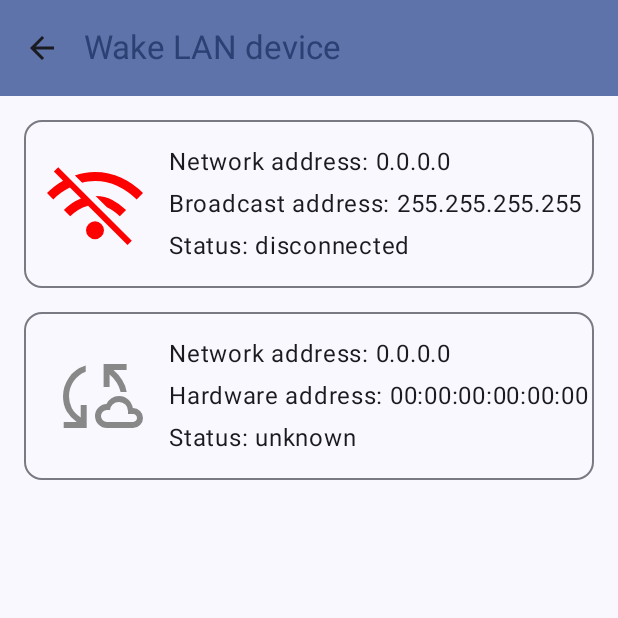
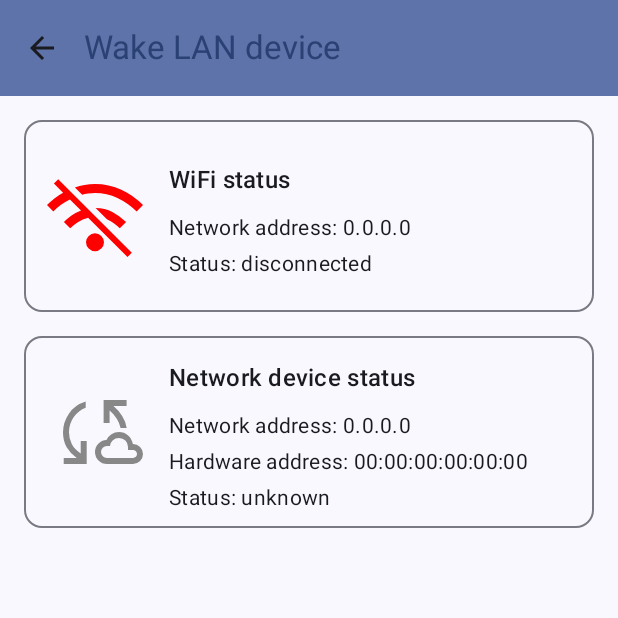
Before and after one commit to onyxnvw/android-wakeonlan, an Android app built with Jetpack Compose: the StartScreen screen opened through its navigation route, on a phone screen of 412 x 824 dp, the top half of it. Run offline under Robolectric (Android 15) with nearby library versions, the phone set to English and light mode, and no system bars; 2 statements that could not run were skipped.

Commit message:
Update UI layout
Update UI layout.
Code clean up.
Adjust background worker setup.

```diff
--- a/app/src/main/java/de/onyxnvw/wakeonlan/MainActivity.kt
+++ b/app/src/main/java/de/onyxnvw/wakeonlan/MainActivity.kt
@@ -78,11 +78,11 @@ class MainActivity : ComponentActivity() {
             packageName,
             PackageManager.PackageInfoFlags.of(0)
         )
-        val lifecycleObserver = AppLifecycleObserver(
-            onForeground = { appViewModel.updateActivityState(true) },
-            onBackground = { appViewModel.updateActivityState(false) }
-        )
-        lifecycle.addObserver(lifecycleObserver)
+//        val lifecycleObserver = AppLifecycleObserver(
+//            onForeground = { appViewModel.updateActivityState(true) },
+//            onBackground = { appViewModel.updateActivityState(false) }
+//        )
+//        lifecycle.addObserver(lifecycleObserver)
 
         setContent {
             WakeOnLanTheme {
@@ -97,6 +97,17 @@ class MainActivity : ComponentActivity() {
                 }
             }
         }
+    }
+
+    override fun onResume() {
+        super.onResume()
+        appViewModel.checkNetworkDeviceConnectivity()
+        appViewModel.updateActivityState(true)
+    }
+
+    override fun onPause() {
+        super.onPause()
+        appViewModel.updateActivityState(false)
     }
 }
 
--- a/app/src/main/java/de/onyxnvw/wakeonlan/ui/StartScreen.kt
+++ b/app/src/main/java/de/onyxnvw/wakeonlan/ui/StartScreen.kt
@@ -35,7 +35,7 @@ fun StartScreen(
                 .fillMaxSize()
             //.padding(innerPadding)
         ) {
-            WifiStatusCard(wifiUiState)
+            WifiStatusCard(wifiUiState, refresh)
             StorageStatusCard(networkDeviceUiState, refresh)
         }
         if (networkDeviceUiState.connectionState == ConnectionState.PENDING) {
--- a/app/src/main/java/de/onyxnvw/wakeonlan/ui/components/StatusCard.kt
+++ b/app/src/main/java/de/onyxnvw/wakeonlan/ui/components/StatusCard.kt
@@ -1,5 +1,6 @@
 package de.onyxnvw.wakeonlan.ui.components
 
+import androidx.compose.foundation.border
 import androidx.compose.foundation.clickable
 import androidx.compose.foundation.layout.Arrangement
 import androidx.compose.foundation.layout.Column
@@ -10,6 +11,7 @@ import androidx.compose.foundation.layout.height
 import androidx.compose.foundation.layout.padding
 import androidx.compose.foundation.layout.requiredSize
 import androidx.compose.material3.Icon
+import androidx.compose.material3.MaterialTheme
 import androidx.compose.material3.OutlinedCard
 import androidx.compose.material3.Text
 import androidx.compose.runtime.Composable
@@ -17,6 +19,7 @@ import androidx.compose.ui.Modifier
 import androidx.compose.ui.graphics.Color
 import androidx.compose.ui.graphics.painter.Painter
 import androidx.compose.ui.res.painterResource
+import androidx.compose.ui.res.stringResource
 import androidx.compose.ui.tooling.preview.Preview
 import androidx.compose.ui.unit.dp
 import de.onyxnvw.wakeonlan.R
@@ -25,6 +28,7 @@ import de.onyxnvw.wakeonlan.R
 fun StatusCard(
     icon: Painter,
     iconColor: Color,
+    headline: String,
     info: List<String>,
     onClick: () -> Unit,
     modifier: Modifier = Modifier
@@ -37,7 +41,7 @@ fun StatusCard(
         )
     ) {
         Row(
-            modifier = modifier
+            modifier = Modifier.fillMaxHeight()
         ) {
             Column(
                 verticalArrangement = Arrangement.Center,
@@ -60,8 +64,19 @@ fun StatusCard(
                     .weight(0.75f)
                     .fillMaxHeight()
             ) {
+                Text(
+                    headline,
+                    style = MaterialTheme.typography.titleMedium,
+                    modifier = Modifier
+                        .padding(horizontal = 2.dp, vertical = 8.dp)
+                )
                 info.forEach {
-                    Text(it, modifier = Modifier.padding(2.dp))
+                    Text(
+                        it,
+                        style = MaterialTheme.typography.bodyMedium,
+                        modifier = Modifier
+                            .padding(2.dp)
+                    )
                 }
             }
         }
@@ -73,13 +88,19 @@ fun StatusCard(
 fun StatusCardPreview() {
     val icon: Painter = painterResource(R.drawable.wifi_off_48px)
     val iconColor: Color = Color.Red
-    val info = listOf("verbunden", "IP: 192.168.2.114", "Helium")
+    val headline: String = "WiFi status"
+    val info = listOf(
+        stringResource(R.string.connection_ip_address, "192.168.1.1"),
+        //stringResource(R.string.connection_broadcast_address, "192.168.1.255"),
+        stringResource(R.string.connection_status, "connected")
+    )
     val modifier: Modifier = Modifier
         .fillMaxWidth()
-        .height(112.dp)
+        .height(144.dp)
     StatusCard(
         icon,
         iconColor,
+        headline,
         info,
         onClick = {},
         modifier = modifier
--- a/app/src/main/java/de/onyxnvw/wakeonlan/ui/components/StorageStatusCard.kt
+++ b/app/src/main/java/de/onyxnvw/wakeonlan/ui/components/StorageStatusCard.kt
@@ -18,6 +18,7 @@ import de.onyxnvw.wakeonlan.data.NetworkDeviceUiState
 fun StorageStatusCard(netDeviceUiState: NetworkDeviceUiState, refresh: () -> Unit) {
     val painter: Painter
     val color: Color
+    val headline: String = stringResource(R.string.connection_network_device_headline)
     val info: List<String> = listOf(
         stringResource(R.string.connection_ip_address, netDeviceUiState.address),
         stringResource(R.string.connection_mac_address, netDeviceUiState.macAddress),
@@ -47,11 +48,12 @@ fun StorageStatusCard(netDeviceUiState: NetworkDeviceUiState, refresh: () -> Uni
     }
     val modifier: Modifier = Modifier
         .fillMaxWidth()
-        .height(128.dp)
+        .height(144.dp)
 
     StatusCard(
         painter,
         color,
+        headline,
         info,
         onClick = { refresh() },
         modifier = modifier
--- a/app/src/main/java/de/onyxnvw/wakeonlan/ui/components/WifiStatusCard.kt
+++ b/app/src/main/java/de/onyxnvw/wakeonlan/ui/components/WifiStatusCard.kt
@@ -17,28 +17,28 @@ import de.onyxnvw.wakeonlan.data.ConnectionState
 import de.onyxnvw.wakeonlan.data.WifiUiState
 
 @Composable
-fun WifiStatusCard(wifiUiState: WifiUiState) {
+fun WifiStatusCard(wifiUiState: WifiUiState, refresh: () -> Unit) {
     val painter: Painter = if (wifiUiState.connectionState != ConnectionState.DISCONNECTED) {
         painterResource(id = R.drawable.wifi_48px)
     } else {
         painterResource(id = R.drawable.wifi_off_48px)
     }
     val color: Color = colorResource(id = wifiUiState.connectionState.color)
+    val headline: String = stringResource(R.string.connection_wifi_headline)
     val info: List<String> = listOf(
         stringResource(R.string.connection_ip_address, wifiUiState.address),
-        stringResource(R.string.connection_broadcast_address, wifiUiState.broadcastAddress),
         stringResource(R.string.connection_status, stringResource(id = wifiUiState.connectionState.desc))
     )
 
     val modifier: Modifier = Modifier
         .fillMaxWidth()
-        .height(128.dp)
+        .height(144.dp)
 
-    StatusCard(painter, color, info, onClick = {}, modifier = modifier)
+    StatusCard(painter, color, headline, info, onClick = { refresh() }, modifier = modifier)
 }
 
 @Preview(showBackground = true, showSystemUi = true)
 @Composable
 fun WifiStatusCardPreview() {
-    WifiStatusCard(WifiUiState(ConnectionState.CONNECTED, "192.10.128.30"))
+    WifiStatusCard(WifiUiState(ConnectionState.CONNECTED, "192.10.128.30")) {}
 }
--- a/app/src/main/res/values/strings.xml
+++ b/app/src/main/res/values/strings.xml
@@ -9,6 +9,8 @@
     <string name="wake_up_failure">An error occurred while sending the wake up message.</string>
     <string name="wake_up_wifi_disconnected">Cannot wake up, WiFi is disconnected.</string>
     <string name="wake_up_subnet_mismatch">Cannot wake up, subnet mismatch.</string>
+    <string name="connection_wifi_headline">WiFi status</string>
+    <string name="connection_network_device_headline">Network device status</string>
     <string name="connection_ip_address">Network address: %1$s</string>
     <string name="connection_broadcast_address">Broadcast address: %1$s</string>
     <string name="connection_mac_address">Hardware address: %1$s</string>
```
Also changed, not shown: app/src/main/java/de/onyxnvw/wakeonlan/AppViewModel.kt (+11 -29 lines), app/src/main/java/de/onyxnvw/wakeonlan/utils/NetworkUtility.kt (+5 -2 lines), 1 other file.
